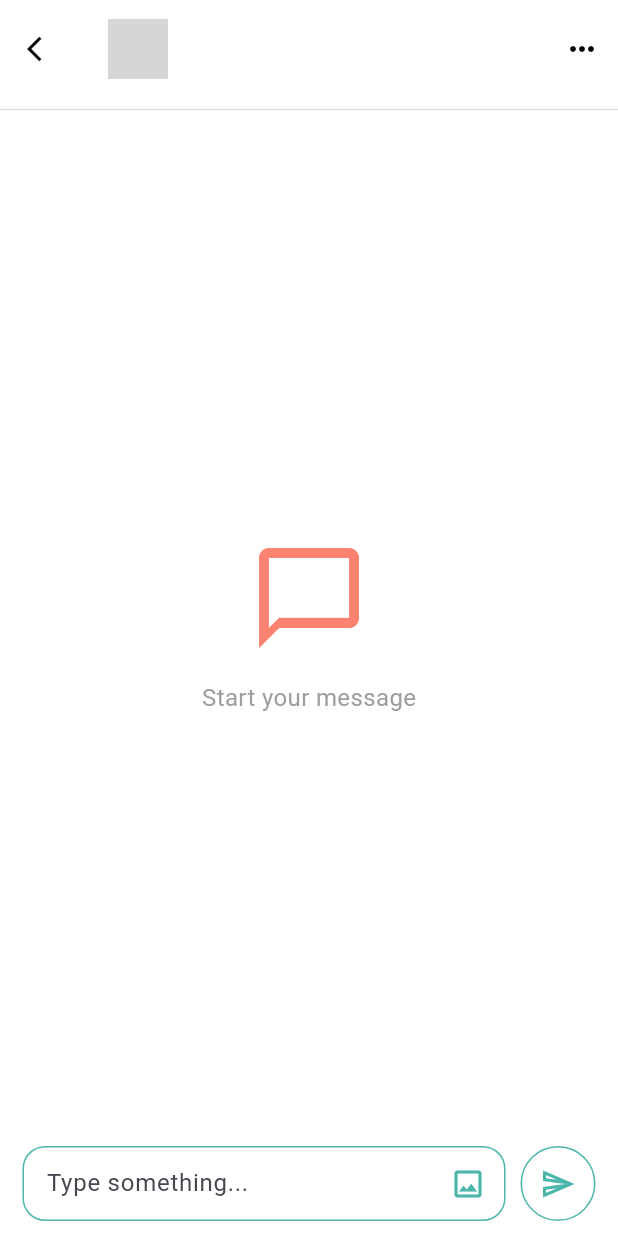
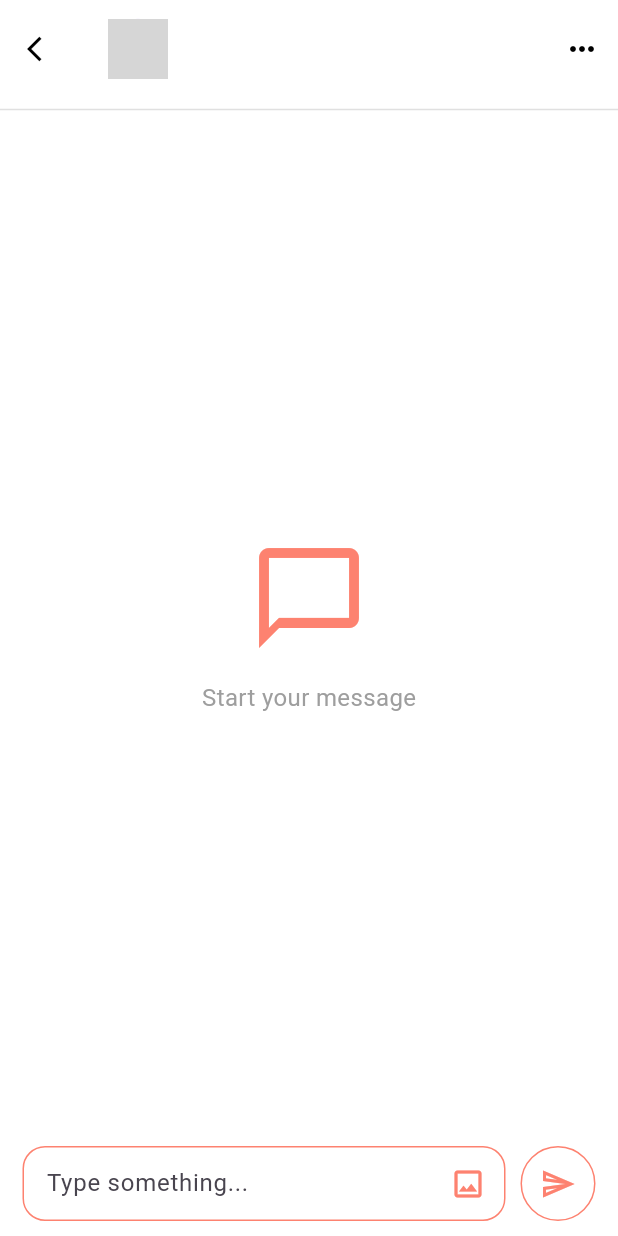
Before and after one commit to eusouf12/samir_new_project, a Flutter app: the ChatScreen screen opened directly with empty values, after a tap on the "image" icon, on a phone screen of 412 x 824 dp. Run offline on Flutter 3.47's test engine with Material 3 defaults, Android fonts, the phone set to English and light mode, and no system bars; our stand-ins replace cached_network_image, flutter_screenutil, flutter_spinkit, flutter_svg, flutter_widget_from_html, fluttertoast and 11 more; accounts and stored records are empty; network calls fail; grey boxes are pictures that could not be loaded.

Commit message:
update some issue based on client requirement

```diff
--- a/lib/view/screens/Influencer_part/inf_home_screen/views/inf_home_screen.dart
+++ b/lib/view/screens/Influencer_part/inf_home_screen/views/inf_home_screen.dart
@@ -24,6 +24,7 @@ class InfHomeScreen extends StatelessWidget {
     WidgetsBinding.instance.addPostFrameCallback((_) async{
       String id = await SharePrefsHelper.getString(AppConstants.userId);
       collaborationController.getSingleUser(userId: id);
+      influencerListHostController.getInfluencers();
     });
     return CustomGradient(
       child: Scaffold(
--- a/lib/view/screens/host_part/collaboration_screen/views/host_collaboration_screen.dart
+++ b/lib/view/screens/host_part/collaboration_screen/views/host_collaboration_screen.dart
@@ -26,7 +26,7 @@ class HostCollaborationScreen extends StatelessWidget {
     WidgetsBinding.instance.addPostFrameCallback((_) async{
       controller.currentIndex.value = 0;
       String id = await SharePrefsHelper.getString(AppConstants.userId);
-      role = await SharePrefsHelper.getString(AppConstants.userId);
+      role = await SharePrefsHelper.getString(AppConstants.role);
       controller.getSingleUserCollaboration(id: id);
       controller.getSingleUser(userId: id);
     });
@@ -187,6 +187,7 @@ class HostCollaborationScreen extends StatelessWidget {
                           return Padding(
                             padding: const EdgeInsets.only(bottom: 16),
                             child: CustomCollaborationCard(
+                              role: role,
                               profileImage: (collaboration.selectInfluencerOrHost?.image?.isNotEmpty ?? false) ? ApiUrl.baseUrl + collaboration.selectInfluencerOrHost!.image! : "",
                               userName: collaboration.selectInfluencerOrHost?.name,
                               userHandle:  collaboration.selectInfluencerOrHost?.userName,
--- a/lib/view/screens/host_part/host_active_influe/host_active_influe.dart
+++ b/lib/view/screens/host_part/host_active_influe/host_active_influe.dart
@@ -35,7 +35,7 @@ class HostActiveInflue extends StatelessWidget {
                 isDens: true,
                 fillColor: const Color(0xffF5F5F5),
                 fieldFocusBorderColor:role == "host" ? AppColors.primary : AppColors.primary2,
-                hintText: "Search influencer by name ",
+                hintText:  role == "host" ? "Search influencer by name " :  "Search host by name ",
                 hintStyle: TextStyle(color: AppColors.textClr),
                 prefixIcon: Icon(Icons.search_rounded, size: 18, color: AppColors.textClr),
                 onChanged: (value) {
--- a/lib/view/screens/host_part/host_messages_list_screen/view/chat_inbox_screen.dart
+++ b/lib/view/screens/host_part/host_messages_list_screen/view/chat_inbox_screen.dart
@@ -163,7 +163,7 @@ class ChatScreen extends StatelessWidget {
                       decoration: BoxDecoration(
                         borderRadius: BorderRadius.circular(15),
                         border:
-                        Border.all(color: const Color(0xFF4DB6AC)),
+                        Border.all(color:role == "host" ? AppColors.primary : AppColors.primary2),
                       ),
                       child: Row(
                         children: [
@@ -179,8 +179,8 @@ class ChatScreen extends StatelessWidget {
                             ),
                           ),
                           IconButton(
-                            icon: const Icon(Icons.image_outlined,
-                                color: Color(0xFF4DB6AC)),
+                            icon: Icon(Icons.image_outlined,
+                                color: role == "host" ? AppColors.primary : AppColors.primary2),
                             onPressed:
                             controller.pickImagesFromGallery,
                           ),
@@ -197,11 +197,9 @@ class ChatScreen extends StatelessWidget {
                       padding: const EdgeInsets.all(12),
                       decoration: BoxDecoration(
                         shape: BoxShape.circle,
-                        border: Border.all(
-                            color: const Color(0xFF4DB6AC)),
+                        border: Border.all(color: role == "host" ? AppColors.primary : AppColors.primary2),
                       ),
-                      child: const Icon(Icons.send_outlined,
-                          color: Color(0xFF4DB6AC)),
+                      child:  Icon(Icons.send_outlined, color: role == "host" ? AppColors.primary : AppColors.primary2),
                     ),
                   ),
                 ],
@@ -217,7 +215,8 @@ class ChatScreen extends StatelessWidget {
 
 class ChatBubble extends StatelessWidget {
   final Map<String, dynamic> msg;
-  const ChatBubble({super.key, required this.msg});
+  ChatBubble({super.key, required this.msg});
+  final Map<String, dynamic> args = Get.arguments;
 
   @override
   Widget build(BuildContext context) {
@@ -225,6 +224,7 @@ class ChatBubble extends StatelessWidget {
     final String text = msg['text'] ?? '';
     final List images = msg['imageUrl'] ?? [];
     final DateTime? time = msg['createdAt'];
+    final String role = args['role'] ;
 
     return Column(
       crossAxisAlignment:
@@ -237,7 +237,7 @@ class ChatBubble extends StatelessWidget {
             margin: const EdgeInsets.symmetric(vertical: 5),
             padding: images.isEmpty ? const EdgeInsets.all(10) : const EdgeInsets.all(8),
             decoration: BoxDecoration(
-              color: isMe ? AppColors.primary : Colors.grey[300],
+              color: isMe ? role == "host" ? AppColors.primary : AppColors.primary2 : Colors.grey[300],
               borderRadius: BorderRadius.circular(images.isEmpty ? 5 : 23),
             ),
             child: Column(
```
Also changed, not shown: lib/view/screens/host_part/host_active_influe/host_active_view_profile_screen.dart (+8 -6 lines).
